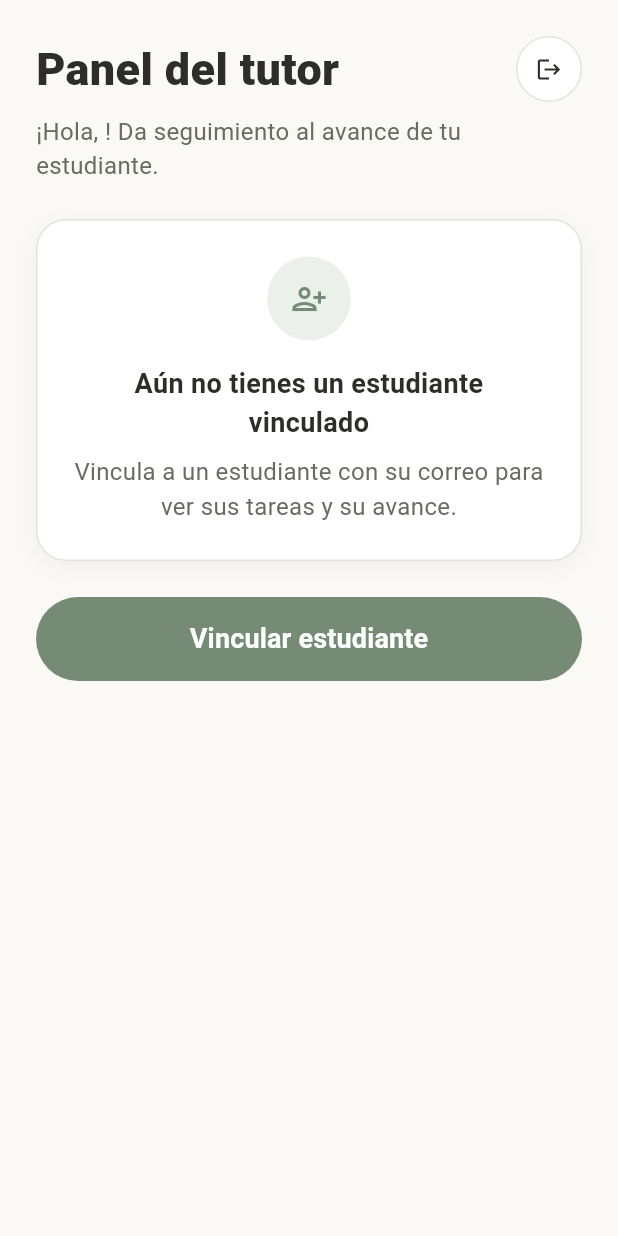
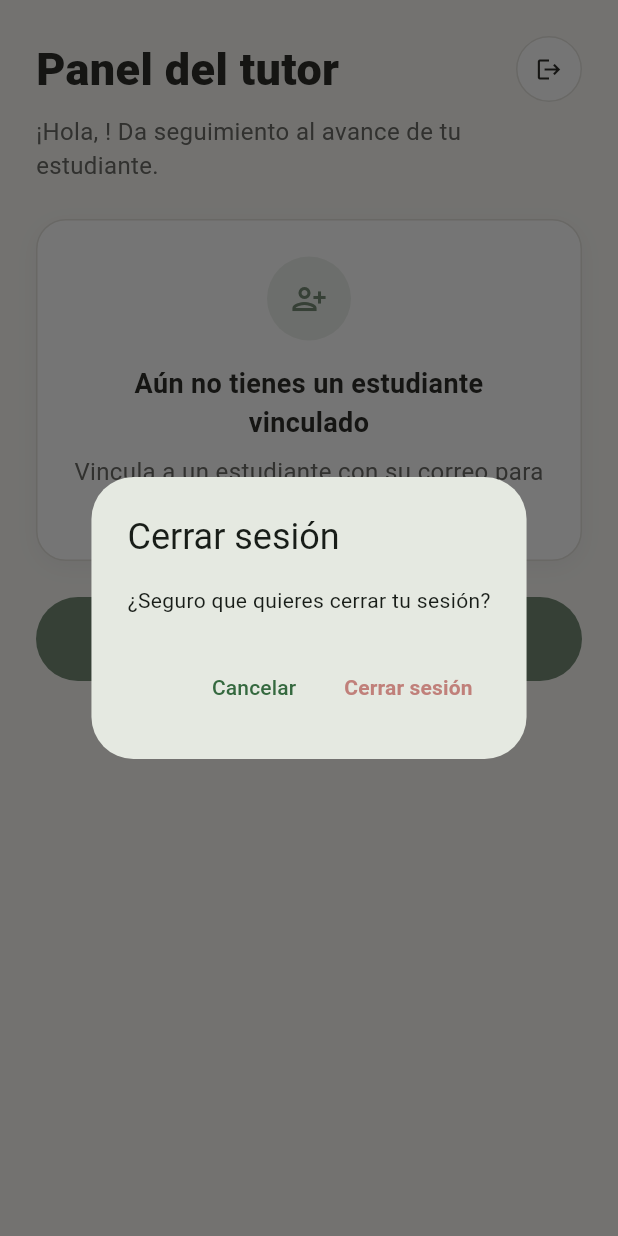
Before and after one commit to Bkyo13/studdy_plan_proyecto, a Flutter app: the TutorHome screen opened directly, after a tap on the "logout" icon, on a phone screen of 412 x 824 dp. Run offline on Flutter 3.47's test engine with Material 3 defaults, Android fonts, the phone set to English and light mode, and no system bars; our stand-ins replace shared_preferences; accounts and stored records are empty.

Commit message:
Confirma antes de cerrar sesion en los tres roles

```diff
--- a/lib/screens/admin/admin_home.dart
+++ b/lib/screens/admin/admin_home.dart
@@ -6,6 +6,7 @@ import '../../providers/auth_provider.dart';
 import '../../providers/logro_provider.dart';
 import '../../providers/materia_provider.dart';
 import '../../theme/app_theme.dart';
+import '../../utils/cerrar_sesion.dart';
 import '../../widgets/boton_circular.dart';
 import 'logros_admin_screen.dart';
 import 'materia_form_screen.dart';
@@ -47,7 +48,7 @@ class AdminHome extends StatelessWidget {
                   const SizedBox(width: 12),
                   BotonCircular(
                     icono: Icons.logout,
-                    onPressed: () => context.read<AuthProvider>().cerrarSesion(),
+                    onPressed: () => confirmarCerrarSesion(context),
                   ),
                 ],
               ),
--- a/lib/screens/tutor/tutor_home.dart
+++ b/lib/screens/tutor/tutor_home.dart
@@ -7,6 +7,7 @@ import '../../providers/auth_provider.dart';
 import '../../providers/tarea_provider.dart';
 import '../../providers/vinculo_provider.dart';
 import '../../theme/app_theme.dart';
+import '../../utils/cerrar_sesion.dart';
 import '../../utils/mensajes.dart';
 import '../../widgets/boton_circular.dart';
 import '../../widgets/estado_vacio.dart';
@@ -84,7 +85,7 @@ class TutorHome extends StatelessWidget {
                   const SizedBox(width: 12),
                   BotonCircular(
                     icono: Icons.logout,
-                    onPressed: () => context.read<AuthProvider>().cerrarSesion(),
+                    onPressed: () => confirmarCerrarSesion(context),
                   ),
                 ],
               ),
--- /dev/null
+++ b/lib/utils/cerrar_sesion.dart
@@ -0,0 +1,41 @@
+import 'package:flutter/material.dart';
+import 'package:provider/provider.dart';
+
+import '../providers/auth_provider.dart';
+import '../theme/app_theme.dart';
+
+/// Pregunta antes de cerrar la sesión y, si el usuario confirma, la cierra.
+/// Devuelve true si se cerró. Lo usan el panel del admin, el del tutor y el
+/// perfil del estudiante, para que los tres se comporten igual.
+Future<bool> confirmarCerrarSesion(BuildContext context) async {
+  final confirmado = await showDialog<bool>(
+    context: context,
+    builder: (ctx) => AlertDialog(
+      title: const Text('Cerrar sesión'),
+      content: const Text('¿Seguro que quieres cerrar tu sesión?'),
+      actions: [
+        TextButton(
+          onPressed: () => Navigator.of(ctx).pop(false),
+          child: const Text('Cancelar'),
+        ),
+        TextButton(
+          onPressed: () => Navigator.of(ctx).pop(true),
+          child: const Text(
+            'Cerrar sesión',
+            style: TextStyle(
+              color: AppColors.peligro,
+              fontWeight: FontWeight.w700,
+            ),
+          ),
+        ),
+      ],
+    ),
+  );
+  if (confirmado != true || !context.mounted) return false;
+  // Si la pantalla está encima de otras (como el perfil), se regresa a la
+  // raíz para que AuthGate muestre el login.
+  final auth = context.read<AuthProvider>();
+  Navigator.of(context).popUntil((ruta) => ruta.isFirst);
+  auth.cerrarSesion();
+  return true;
+}
```
Also changed, not shown: lib/screens/estudiante/perfil_screen.dart (+2 -6 lines).
